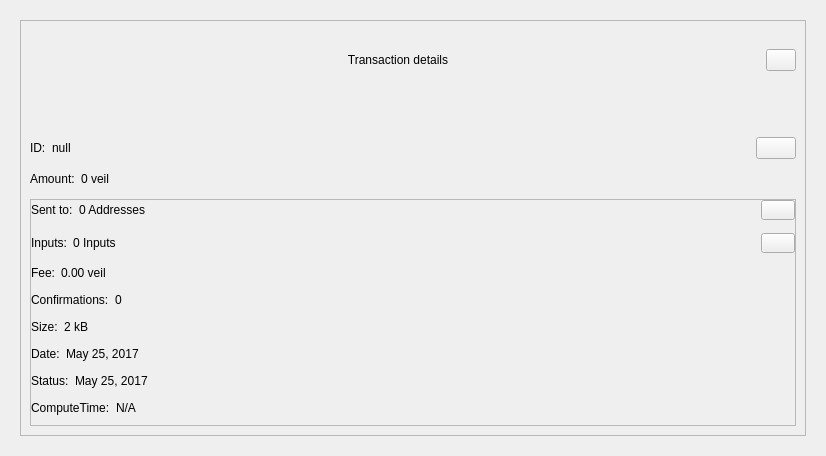
Old version of the form src/qt/veil/forms/transactiondetaildialog.ui in the repository Veil-Project/veil.
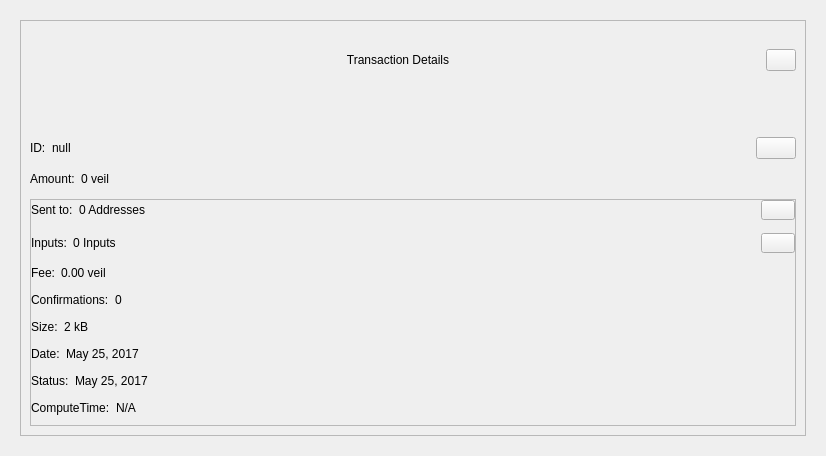
New version of the form. Icons and pictures are not drawn.

Commit message: Transaction details -> Transaction Details

The edit to the form file:
```diff
--- a/src/qt/veil/forms/transactiondetaildialog.ui
+++ b/src/qt/veil/forms/transactiondetaildialog.ui
@@ -64,7 +64,7 @@
                                             </size>
                                         </property>
                                         <property name="text">
-                                            <string>Transaction details</string>
+                                            <string>Transaction Details</string>
                                         </property>
                                         <property name="alignment">
                                             <set>Qt::AlignCenter</set>
```
